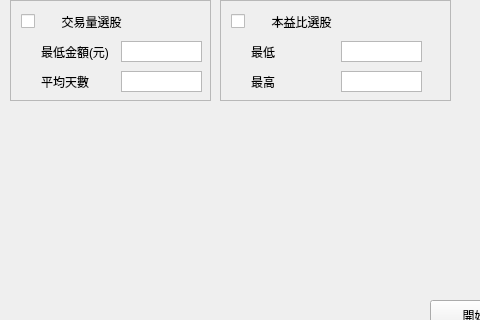
bjioljlo/StockHistory, file UI_backtest.ui: the form before one commit; both pictures show x 0 to 480 and y 190 to 510 of the 800 by 600 pixel window.
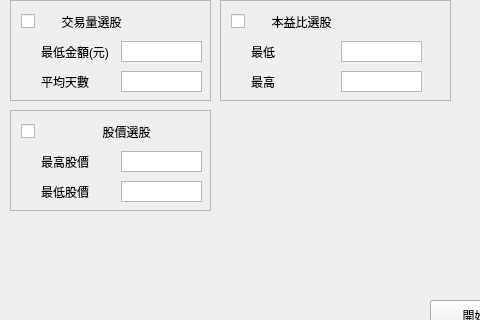
The form after the commit.

Commit message: 新增選股價格功能

What changed in the file:
```diff
--- a/UI_backtest.ui
+++ b/UI_backtest.ui
@@ -522,6 +522,116 @@
      <set>Qt::AlignCenter</set>
     </property>
    </widget>
+   <widget class="QScrollArea" name="scrollArea_4">
+    <property name="geometry">
+     <rect>
+      <x>10</x>
+      <y>300</y>
+      <width>201</width>
+      <height>101</height>
+     </rect>
+    </property>
+    <property name="widgetResizable">
+     <bool>true</bool>
+    </property>
+    <widget class="QWidget" name="scrollAreaWidgetContents_4">
+     <property name="geometry">
+      <rect>
+       <x>0</x>
+       <y>0</y>
+       <width>199</width>
+       <height>99</height>
+      </rect>
+     </property>
+     <widget class="QLabel" name="label_15">
+      <property name="geometry">
+       <rect>
+        <x>30</x>
+        <y>70</y>
+        <width>101</width>
+        <height>21</height>
+       </rect>
+      </property>
+      <property name="text">
+       <string>最低股價</string>
+      </property>
+     </widget>
+     <widget class="QTextEdit" name="input_price_low">
+      <property name="geometry">
+       <rect>
+        <x>110</x>
+        <y>70</y>
+        <width>81</width>
+        <height>21</height>
+       </rect>
+      </property>
+      <property name="verticalScrollBarPolicy">
+       <enum>Qt::ScrollBarAlwaysOff</enum>
+      </property>
+      <property name="horizontalScrollBarPolicy">
+       <enum>Qt::ScrollBarAlwaysOff</enum>
+      </property>
+     </widget>
+     <widget class="QLabel" name="label_16">
+      <property name="geometry">
+       <rect>
+        <x>30</x>
+        <y>40</y>
+        <width>101</width>
+        <height>21</height>
+       </rect>
+      </property>
+      <property name="text">
+       <string>最高股價</string>
+      </property>
+     </widget>
+     <widget class="QTextEdit" name="input_price_high">
+      <property name="geometry">
+       <rect>
+        <x>110</x>
+        <y>40</y>
+        <width>81</width>
+        <height>21</height>
+       </rect>
+      </property>
+      <property name="verticalScrollBarPolicy">
+       <enum>Qt::ScrollBarAlwaysOff</enum>
+      </property>
+      <property name="horizontalScrollBarPolicy">
+       <enum>Qt::ScrollBarAlwaysOff</enum>
+      </property>
+     </widget>
+     <widget class="QLabel" name="label_17">
+      <property name="geometry">
+       <rect>
+        <x>50</x>
+        <y>10</y>
+        <width>131</width>
+        <height>21</height>
+       </rect>
+      </property>
+      <property name="text">
+       <string>股價選股</string>
+      </property>
+      <property name="alignment">
+       <set>Qt::AlignCenter</set>
+      </property>
+     </widget>
+     <widget class="QCheckBox" name="check_price_pick">
+      <property name="geometry">
+       <rect>
+        <x>10</x>
+        <y>10</y>
+        <width>111</width>
+        <height>20</height>
+       </rect>
+      </property>
+      <property name="text">
+       <string/>
+      </property>
+     </widget>
+    </widget>
+   </widget>
   </widget>
   <widget class="QMenuBar" name="menubar">
    <property name="geometry">
```
The commit also changes 6 other files.
